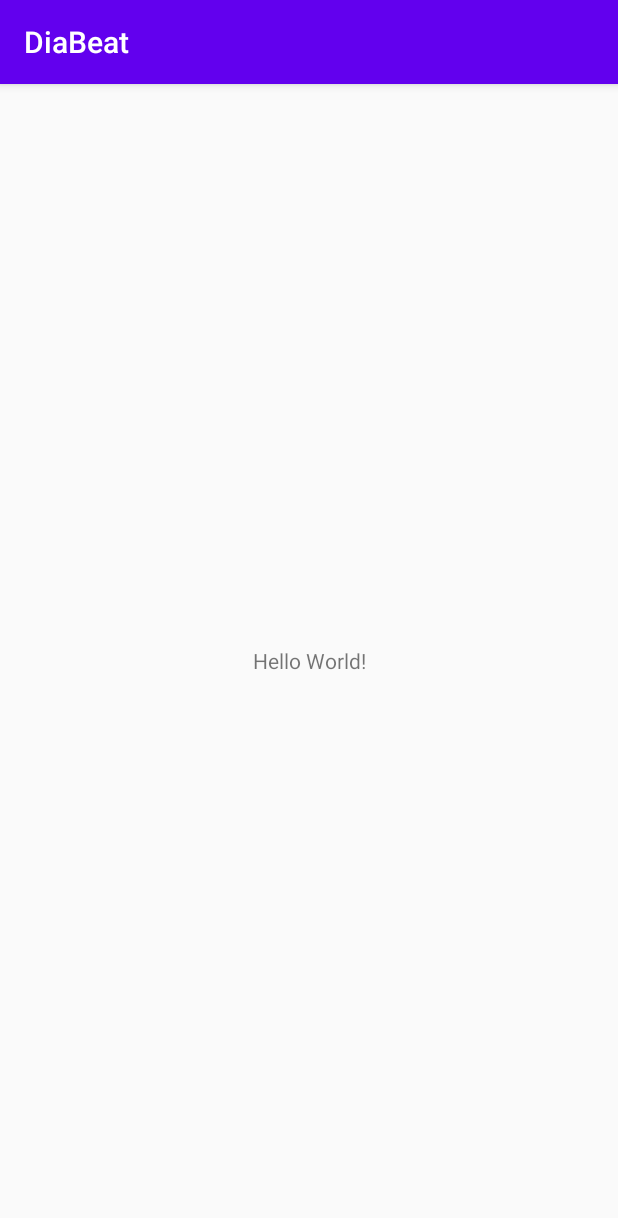
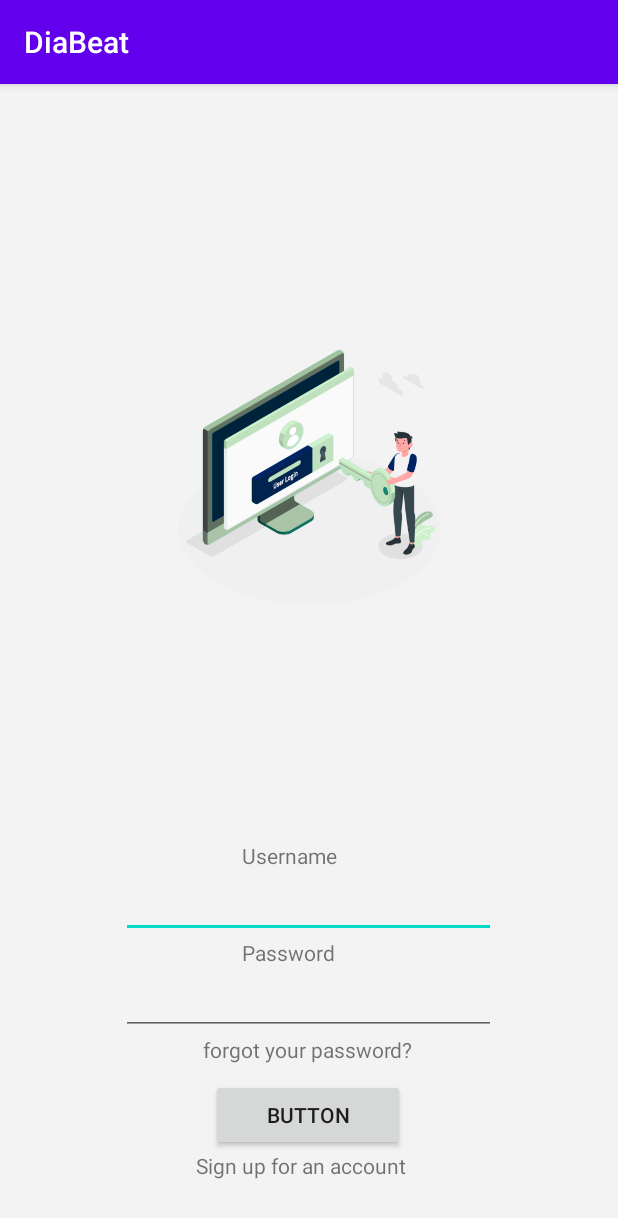
Before and after one commit to ouma-h/Diabeat, an Android app: the screen it shows after launch (MainActivity), on a phone screen of 412 x 824 dp. Shown: the top 1218 px of the screen. Run offline under Robolectric (Android 15) with nearby library versions, the phone set to English and light mode, and no system bars.

Commit message:
login page

```diff
--- a/app/src/main/AndroidManifest.xml
+++ b/app/src/main/AndroidManifest.xml
@@ -12,10 +12,10 @@
     <activity android:name=".MainActivity">
         <intent-filter>
             <action android:name="android.intent.action.MAIN" />
-
             <category android:name="android.intent.category.LAUNCHER" />
         </intent-filter>
     </activity>
+    <!--<activity android:name=".onBoarding">
+    </activity>-->
 </application>
-
 </manifest>
--- a/app/src/main/res/layout/activity_main.xml
+++ b/app/src/main/res/layout/activity_main.xml
@@ -1,18 +1,102 @@
 <?xml version="1.0" encoding="utf-8"?>
-<androidx.constraintlayout.widget.ConstraintLayout xmlns:android="http://schemas.android.com/apk/res/android"
-    xmlns:app="http://schemas.android.com/apk/res-auto"
+
+<RelativeLayout xmlns:app="http://schemas.android.com/apk/res-auto"
     xmlns:tools="http://schemas.android.com/tools"
     android:layout_width="match_parent"
     android:layout_height="match_parent"
-    tools:context=".MainActivity">
+    xmlns:android="http://schemas.android.com/apk/res/android">
 
-    <TextView
-        android:layout_width="wrap_content"
-        android:layout_height="wrap_content"
-        android:text="Hello World!"
-        app:layout_constraintBottom_toBottomOf="parent"
-        app:layout_constraintLeft_toLeftOf="parent"
-        app:layout_constraintRight_toRightOf="parent"
-        app:layout_constraintTop_toTopOf="parent" />
 
-</androidx.constraintlayout.widget.ConstraintLayout>
+    <androidx.constraintlayout.widget.ConstraintLayout
+        android:layout_width="match_parent"
+        android:layout_height="match_parent"
+        android:layout_centerInParent="true"
+        android:background="@color/backgroundColor"
+        tools:context=".MainActivity">
+
+        <ImageView
+            android:id="@+id/imageView4"
+            android:layout_width="175dp"
+            android:layout_height="182dp"
+            android:layout_marginTop="88dp"
+            android:layout_marginBottom="25dp"
+            app:layout_constraintBottom_toTopOf="@+id/linearLayout"
+            app:layout_constraintEnd_toEndOf="parent"
+            app:layout_constraintStart_toStartOf="parent"
+            app:layout_constraintTop_toTopOf="parent"
+            app:layout_constraintVertical_bias="0.483"
+            app:srcCompat="@drawable/login" />
+
+        <LinearLayout
+            android:id="@+id/linearLayout"
+            android:layout_width="match_parent"
+            android:layout_height="300dp"
+
+            android:gravity="center"
+            android:orientation="vertical"
+            android:weightSum="3"
+            app:layout_constraintBottom_toBottomOf="parent"
+            app:layout_constraintEnd_toEndOf="parent"
+            app:layout_constraintHorizontal_bias="0.0"
+            app:layout_constraintStart_toStartOf="parent">
+
+            <LinearLayout
+                android:layout_width="278dp"
+                android:layout_height="0dp"
+                android:layout_weight="3"
+                android:gravity="center"
+                android:orientation="vertical">
+
+
+                <TextView
+                    android:id="@+id/textView6"
+                    android:layout_width="88dp"
+                    android:layout_height="wrap_content"
+                    android:text="Username" />
+
+                <EditText
+                    android:id="@+id/editText5"
+                    android:layout_width="250dp"
+                    android:layout_height="wrap_content"
+                    android:ems="10"
+                    android:inputType="textEmailAddress" />
+
+                <TextView
+                    android:id="@+id/textView8"
+                    android:layout_width="88dp"
+                    android:layout_height="wrap_content"
+                    android:text="Password" />
+
+                <EditText
+                    android:id="@+id/editText6"
+                    android:layout_width="250dp"
+                    android:layout_height="wrap_content"
+                    android:ems="10"
+                    android:inputType="textPassword" />
+
+                <TextView
+                    android:id="@+id/textView9"
+                    android:layout_width="wrap_content"
+                    android:layout_height="wrap_content"
+                    android:text="forgot your password?" />
+
+                <Button
+                    android:id="@+id/button3"
+                    android:layout_width="129dp"
+                    android:layout_height="wrap_content"
+                    android:layout_marginTop="10dp"
+                    android:text="Button" />
+
+                <TextView
+                    android:id="@+id/textView10"
+                    android:layout_width="150dp"
+                    android:layout_height="wrap_content"
+                    android:text="Sign up for an account" />
+            </LinearLayout>
+
+        </LinearLayout>
+
+
+    </androidx.constraintlayout.widget.ConstraintLayout>
+
+</RelativeLayout>
--- a/app/src/main/res/values/colors.xml
+++ b/app/src/main/res/values/colors.xml
@@ -3,4 +3,5 @@
     <color name="colorPrimary">#6200EE</color>
     <color name="colorPrimaryDark">#3700B3</color>
     <color name="colorAccent">#03DAC5</color>
+    <color name="backgroundColor">#F3F3F3</color>
 </resources>
--- a/build.gradle
+++ b/build.gradle
@@ -8,7 +8,7 @@ buildscript {
 
     }
     dependencies {
-        classpath 'com.android.tools.build:gradle:3.6.2'
+        classpath 'com.android.tools.build:gradle:3.6.3'
 
 
         // NOTE: Do not place your application dependencies here; they belong
```
Also changed, not shown: app/src/main/res/drawable/login.png (added), 4 other files. Lines whose indentation alone changed are shown as unchanged.
